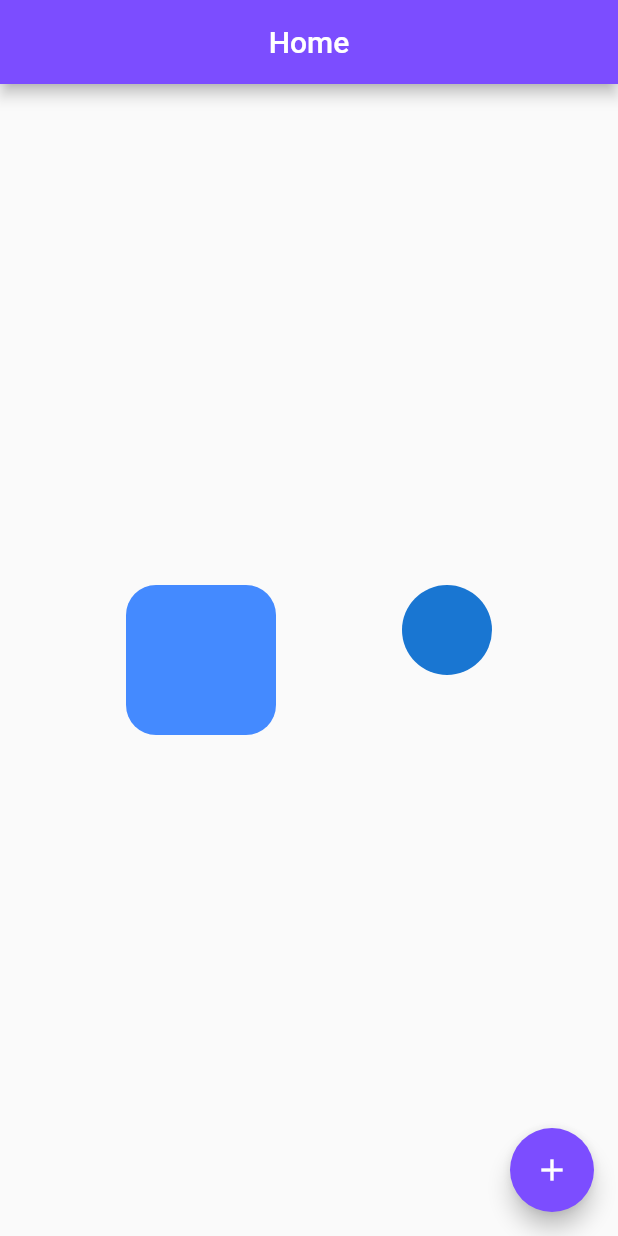
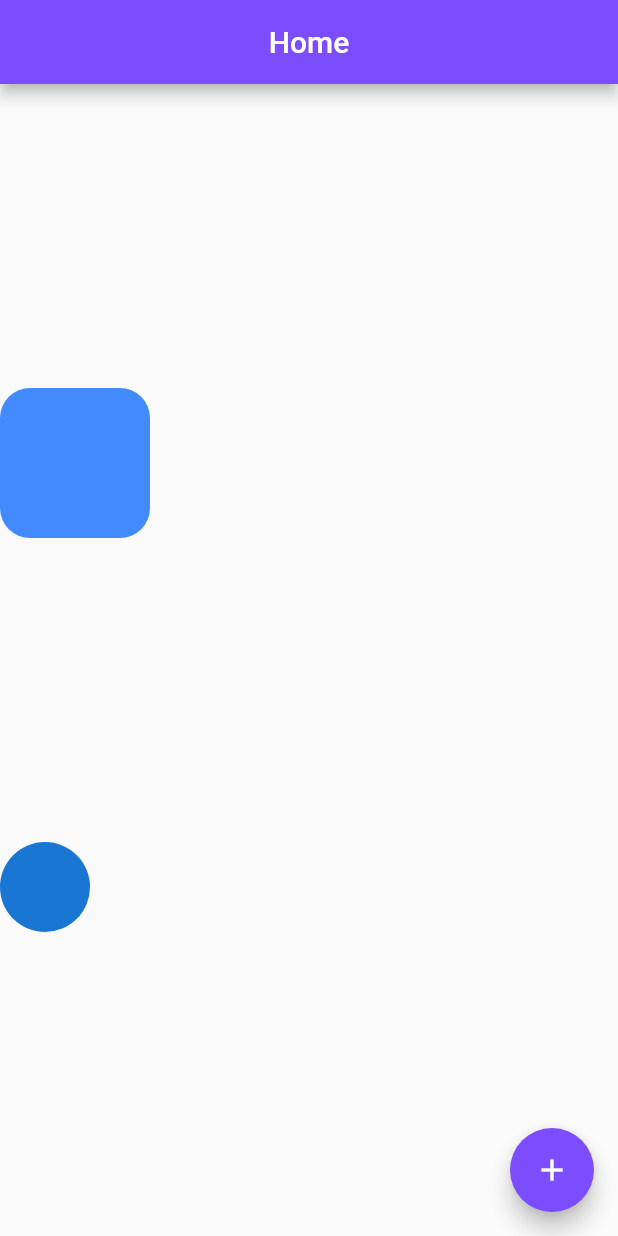
Before and after one commit to Chathuranga97lj/first-flutter-app, a Flutter app: the screen it shows after launch, on a phone screen of 412 x 824 dp. Run offline on Flutter 3.47's test engine with Material 2 defaults, Android fonts, the phone set to English and light mode, and no system bars.

Commit message:
set colmn

```diff
--- a/lib/home_new.dart
+++ b/lib/home_new.dart
@@ -33,8 +33,7 @@ class _HomeViewState extends State<HomeView> {
         // body: Container(
         //   child: Center(child: Text(number.toString())),
         // )
-        body: Center(
-          child: Row(
+        body: Column(
             mainAxisAlignment: MainAxisAlignment.spaceEvenly,
             crossAxisAlignment: CrossAxisAlignment.start,
             children: [
@@ -42,7 +41,6 @@ class _HomeViewState extends State<HomeView> {
               CircleAvatar(
                 radius: 30,
               ),
-              ]),
-        ));
+            ]));
   }
 }
```
Lines whose indentation alone changed are shown as unchanged.
